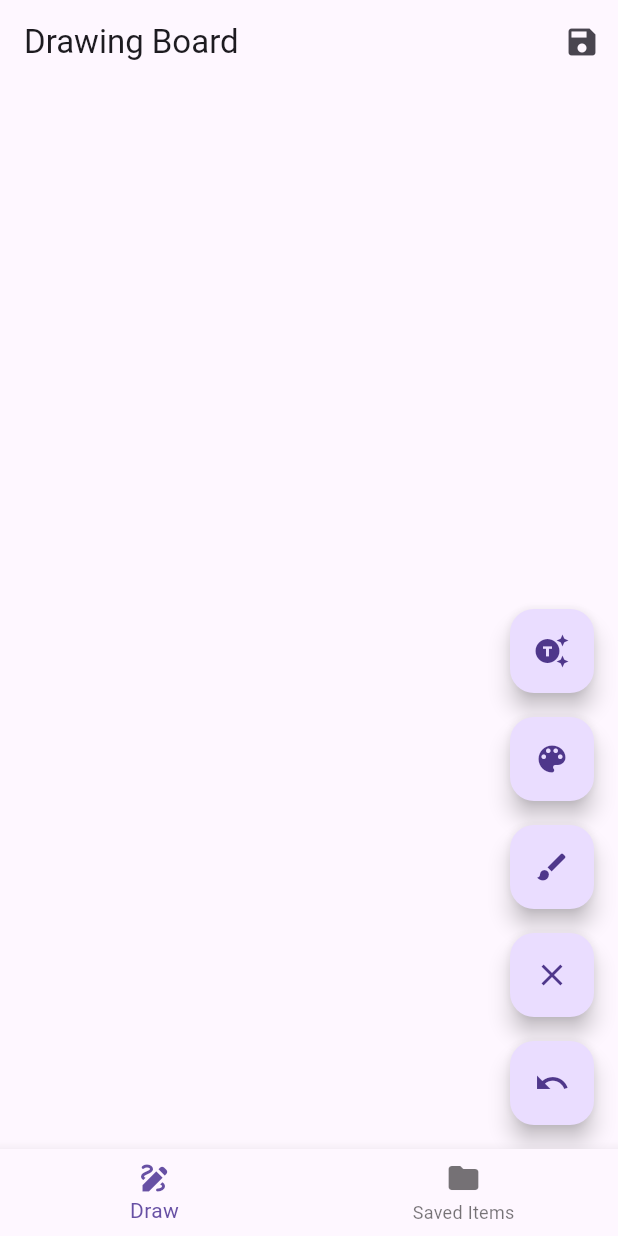
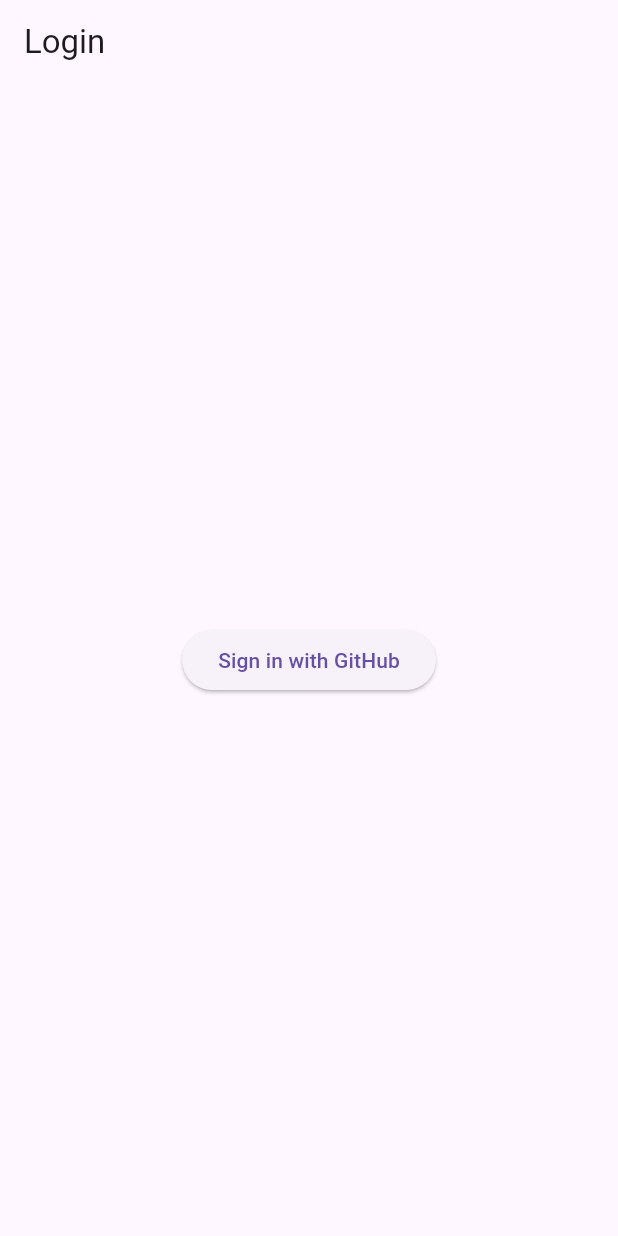
Before and after one commit to mukundsolanki/Intelli-Scribble, a Flutter app: the screen it shows after launch, on a phone screen of 412 x 824 dp. Run offline on Flutter 3.47's test engine with Material 3 defaults, Android fonts, the phone set to English and light mode, and no system bars; our stand-ins replace supabase_flutter; accounts and stored records are empty; statements that could not run were skipped.

Commit message:
Login via Github OAuth

```diff
--- /dev/null
+++ b/lib/login_page.dart
@@ -0,0 +1,70 @@
+import 'package:flutter/material.dart';
+import 'package:supabase_flutter/supabase_flutter.dart';
+import 'home_page.dart';
+
+class LoginPage extends StatefulWidget {
+  @override
+  _LoginPageState createState() => _LoginPageState();
+}
+
+class _LoginPageState extends State<LoginPage> {
+  late Future<bool> _checkAuthFuture;
+
+  @override
+  void initState() {
+    super.initState();
+    _checkAuthFuture = _checkAuth();
+  }
+
+  Future<bool> _checkAuth() async {
+    final session = Supabase.instance.client.auth.currentSession;
+    return session != null;
+  }
+
+  Future<void> _signInWithGitHub() async {
+    try {
+      await Supabase.instance.client.auth.signInWithOAuth(
+        OAuthProvider.github,
+        redirectTo: 'io.supabase.flutterquickstart://login-callback/',
+      );
+      setState(() {
+        _checkAuthFuture = _checkAuth();
+      });
+    } catch (error) {
+      ScaffoldMessenger.of(context).showSnackBar(
+        SnackBar(content: Text('Error: $error')),
+      );
+    }
+  }
+
+  @override
+  Widget build(BuildContext context) {
+    return Scaffold(
+      appBar: AppBar(title: Text('Login')),
+      body: FutureBuilder<bool>(
+        future: _checkAuthFuture,
+        builder: (context, snapshot) {
+          if (snapshot.connectionState == ConnectionState.waiting) {
+            return Center(child: CircularProgressIndicator());
+          } else if (snapshot.hasError) {
+            return Center(child: Text('Error: ${snapshot.error}'));
+          } else if (snapshot.data == true) {
+            WidgetsBinding.instance.addPostFrameCallback((_) {
+              Navigator.of(context).pushReplacement(
+                MaterialPageRoute(builder: (context) => HomePage()),
+              );
+            });
+            return Container();
+          } else {
+            return Center(
+              child: ElevatedButton(
+                onPressed: _signInWithGitHub,
+                child: Text('Sign in with GitHub'),
+              ),
+            );
+          }
+        },
+      ),
+    );
+  }
+}
--- a/lib/main.dart
+++ b/lib/main.dart
@@ -1,7 +1,7 @@
 import 'package:flutter/material.dart';
 import 'package:supabase_flutter/supabase_flutter.dart';
 import 'supabase_credentials.dart';
-import 'home_page.dart';
+import 'login_page.dart';
 
 void main() async {
   WidgetsFlutterBinding.ensureInitialized();
@@ -18,7 +18,7 @@
   @override
   Widget build(BuildContext context) {
     return MaterialApp(
-      home: HomePage(),
+      home: LoginPage(),
     );
   }
 }
```
Also changed, not shown: lib/account_page.dart (added, +84 -0 lines), lib/home_page.dart (+19 -3 lines).
